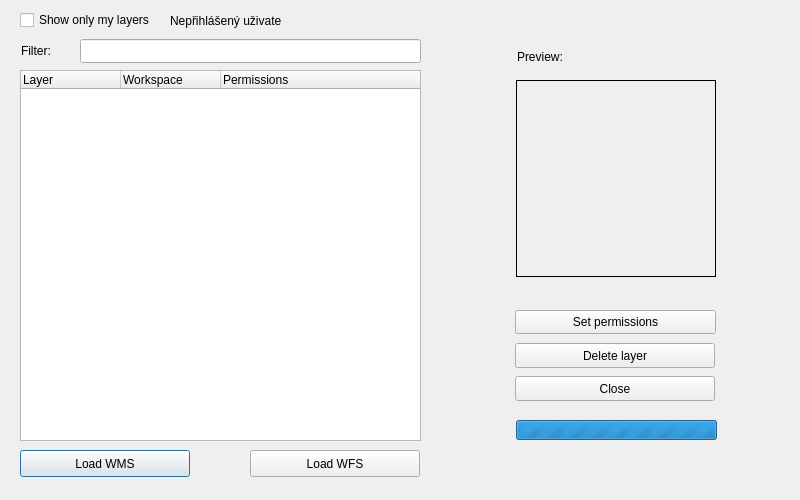
This is dlg_addLayer.ui in LESPROJEKT/qgis-layman-plugin as Qt 5 draws it before an edit. The edited form follows.
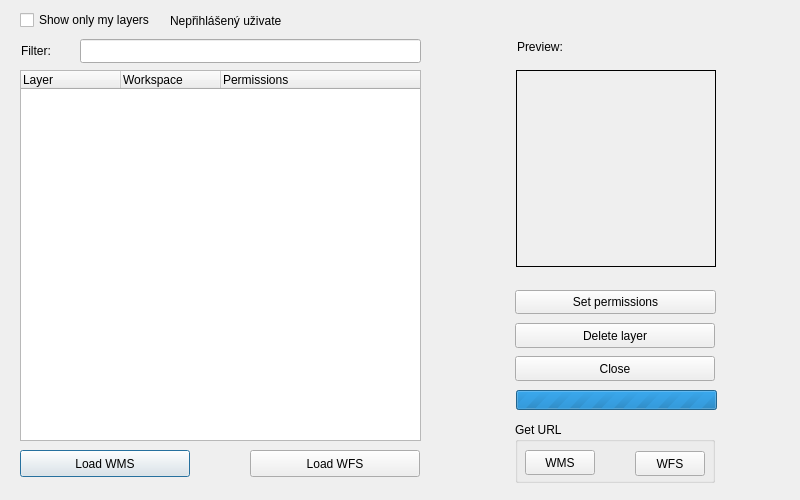
This is the edited form. Custom widgets are drawn as their Qt base class.

Commit message: pridani url wms/wfs

The edit to the form file:
```diff
--- a/dlg_addLayer.ui
+++ b/dlg_addLayer.ui
@@ -79,7 +79,7 @@
    <property name="geometry">
     <rect>
      <x>515</x>
-     <y>376</y>
+     <y>356</y>
      <width>200</width>
      <height>25</height>
     </rect>
@@ -92,7 +92,7 @@
    <property name="geometry">
     <rect>
      <x>516</x>
-     <y>80</y>
+     <y>70</y>
      <width>200</width>
      <height>197</height>
     </rect>
@@ -108,7 +108,7 @@
    <property name="geometry">
     <rect>
      <x>517</x>
-     <y>50</y>
+     <y>40</y>
      <width>141</width>
      <height>13</height>
     </rect>
@@ -147,7 +147,7 @@
    <property name="geometry">
     <rect>
      <x>515</x>
-     <y>343</y>
+     <y>323</y>
      <width>200</width>
      <height>25</height>
     </rect>
@@ -176,7 +176,7 @@
    <property name="geometry">
     <rect>
      <x>516</x>
-     <y>420</y>
+     <y>390</y>
      <width>201</width>
      <height>20</height>
     </rect>
@@ -192,7 +192,7 @@
    <property name="geometry">
     <rect>
      <x>515</x>
-     <y>310</y>
+     <y>290</y>
      <width>201</width>
      <height>24</height>
     </rect>
@@ -262,6 +262,45 @@
     <string>Nepřihlášený uživatel</string>
    </property>
   </widget>
+  <widget class="QGroupBox" name="groupBox">
+   <property name="geometry">
+    <rect>
+     <x>515</x>
+     <y>422</y>
+     <width>200</width>
+     <height>61</height>
+    </rect>
+   </property>
+   <property name="title">
+    <string>Get URL</string>
+   </property>
+   <widget class="QPushButton" name="pushButton_urlWms">
+    <property name="geometry">
+     <rect>
+      <x>10</x>
+      <y>28</y>
+      <width>70</width>
+      <height>25</height>
+     </rect>
+    </property>
+    <property name="text">
+     <string>WMS</string>
+    </property>
+   </widget>
+   <widget class="QPushButton" name="pushButton_urlWfs">
+    <property name="geometry">
+     <rect>
+      <x>120</x>
+      <y>29</y>
+      <width>70</width>
+      <height>25</height>
+     </rect>
+    </property>
+    <property name="text">
+     <string>WFS</string>
+    </property>
+   </widget>
+  </widget>
  </widget>
  <customwidgets>
   <customwidget>
```
The commit also changes 2 other files.
